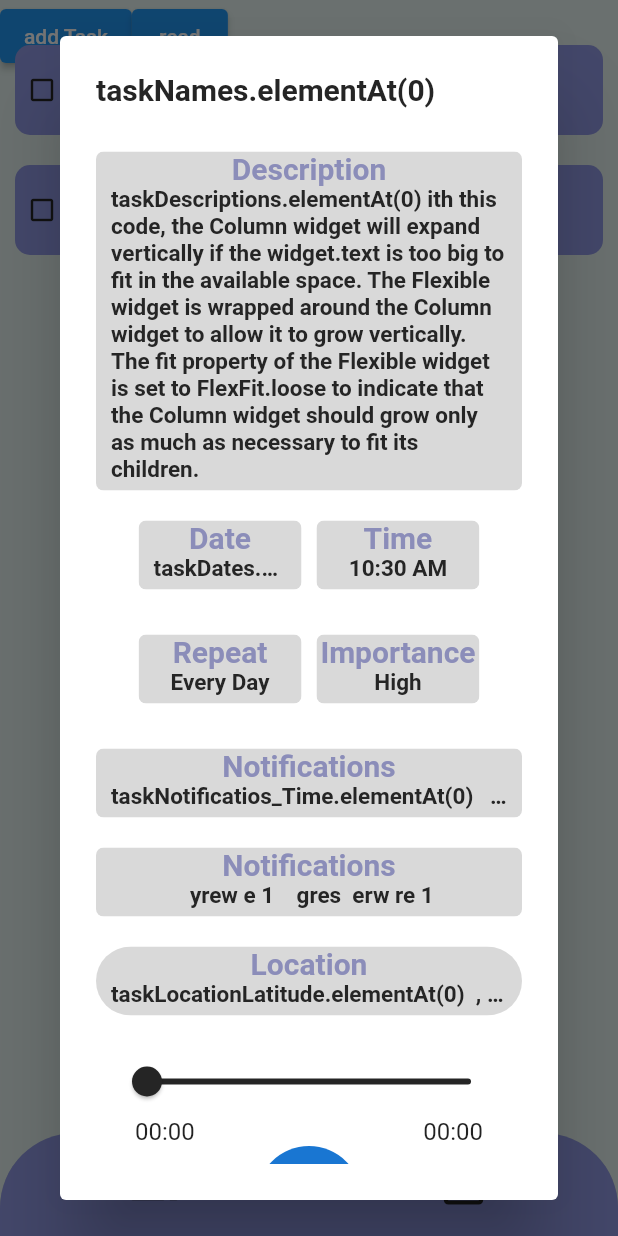
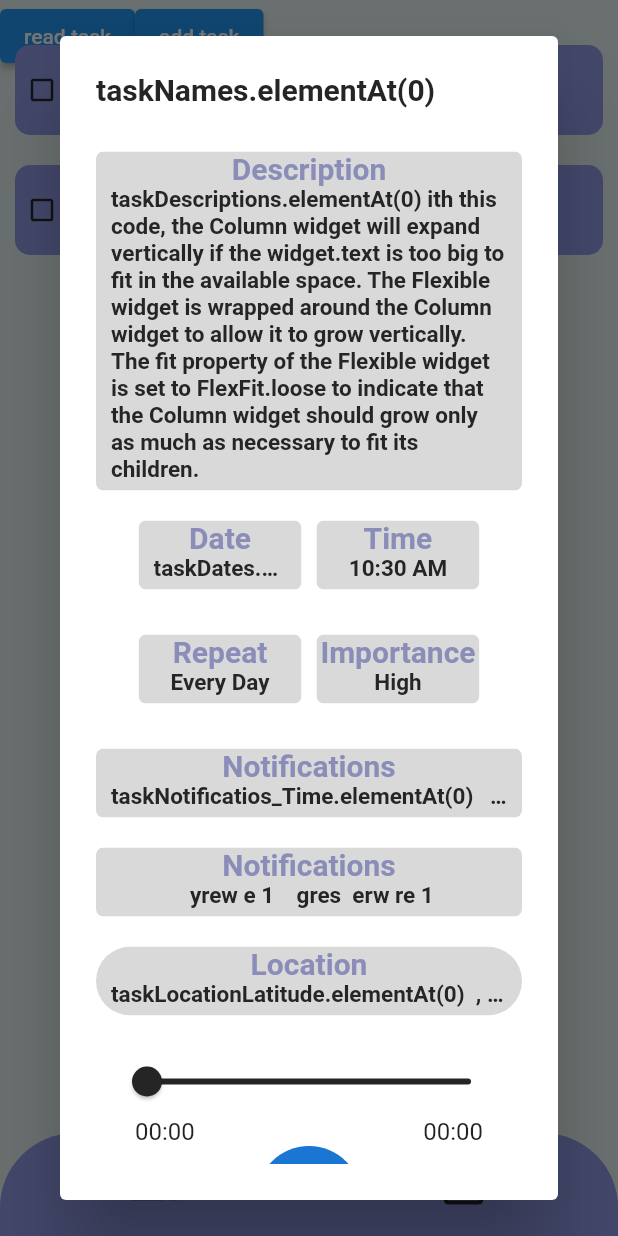
Before and after one commit to ntua-el19877/Flutter-Atrax, a Flutter app: the CalendarPage screen opened by its route, after a tap on "taskNames.elementAt(0)", on a phone screen of 412 x 824 dp. Run offline on Flutter 3.47's test engine with Material 2 defaults, Android fonts, the phone set to English and light mode, and no system bars; our stand-ins replace audioplayers, geolocator, hive, hive_flutter, shared_preferences, table_calendar; missing offline and left inert: maps_launcher; accounts and stored records are empty.

Commit message:
getting typeId 32 error

```diff
--- a/lib/main.dart
+++ b/lib/main.dart
@@ -10,27 +10,31 @@ void main() async {
   // Initialize hive
   await Hive.initFlutter();
 
-  //open box(database)
-  var box = await Hive.openBox('mybox');
-
   //showing hive how to read/write Task
   Hive.registerAdapter(TaskAdapter());
 
+  //open box(database)
+  var box = await Hive.openBox('mybox');
+  box.clear();
+
   SystemChrome.setEnabledSystemUIMode(SystemUiMode.manual,
       overlays: [SystemUiOverlay.top]);
-  runApp(const MyApp());
+  runApp(MyApp(box: box));
 }
 
 class MyApp extends StatelessWidget {
-  const MyApp({super.key});
+  final Box box;
 
-  // This widget is the root of your application..
+  const MyApp({Key? key, required this.box}) : super(key: key);
+
   @override
   Widget build(BuildContext context) {
-    return const MaterialApp(
-      debugShowCheckedModeBanner: false,
+    return MaterialApp(
+      title: 'My App',
       initialRoute: RouteManager.mainpage,
-      onGenerateRoute: RouteManager.generateRoute,
+      onGenerateRoute: (settings) {
+        return RouteManager.generateRoute(settings, box: box);
+      },
     );
   }
 }
--- a/lib/pages/HomePage.dart
+++ b/lib/pages/HomePage.dart
@@ -24,6 +24,10 @@ List<String> taskPhoto = [];
 List<List<String>> taskFriends = [];
 
 class MainPage extends StatefulWidget {
+  final Box box;
+
+  const MainPage({Key? key, required this.box}) : super(key: key);
+
   @override
   _MainPageState createState() => _MainPageState();
 }
@@ -113,6 +117,7 @@ class _MainPageState extends State<MainPage> {
   @override
   void initState() {
     super.initState();
+    // Hive.registerAdapter(TaskAdapter());
 
     // readJson();
   }
@@ -120,6 +125,7 @@ class _MainPageState extends State<MainPage> {
   bool isPlaying = false;
   @override
   Widget build(BuildContext context) {
+    final _mybox = widget.box;
     final screenHeight = MediaQuery.of(context).size.height;
     double screenWidth = MediaQuery.of(context).size.width;
     final bottomNavBarHeight = (screenHeight / 12);
@@ -149,9 +155,17 @@ class _MainPageState extends State<MainPage> {
               children: [
                 ElevatedButton(
                     onPressed: () {
-                      setState(() {});
+                      setState(() {
+                        final _mytask = _mybox.get('mytask');
+                        if (_mytask != null) {
+                          print(
+                              _mytask.name); // will print the name of the task
+                        } else {
+                          print('No task found!');
+                        }
+                      });
                     },
-                    child: Text("add Task")),
+                    child: Text("read task")),
                 ElevatedButton(
                     onPressed: () {
                       setState(() {
@@ -176,10 +190,19 @@ class _MainPageState extends State<MainPage> {
                           photoFilePath: '/path/to/photo',
                           friendName: ['John', 'Jane'],
                         );
-                        // box.put('mytask', task);
+                        final _mytask = _mybox.get('mytask');
+                        int itemCount;
+                        if (_mytask != null) {
+                          itemCount = _mybox.length;
+                        } else {
+                          itemCount = 0;
+                        }
+                        _mybox.put("mytask$itemCount", task);
+
+                        print('Number of items in my box: $itemCount');
                       });
                     },
-                    child: Text("read")),
+                    child: Text("add task")),
               ],
             )),
             Center(
--- a/lib/routes/routes.dart
+++ b/lib/routes/routes.dart
@@ -1,4 +1,5 @@
 import 'package:flutter/material.dart';
+import 'package:hive/hive.dart';
 
 import '../pages/HomePage.dart';
 import '../pages/SecondPage.dart';
@@ -15,10 +16,11 @@ class RouteManager {
   static const String addtaskpage = '/addtaskpage';
   static const String friendspage = '/friendspage';
 
-  static Route<dynamic> generateRoute(RouteSettings settings) {
+  static Route<dynamic> generateRoute(RouteSettings settings,
+      {required Box box}) {
     switch (settings.name) {
       case mainpage:
-        return MaterialPageRoute(builder: (context) => MainPage());
+        return MaterialPageRoute(builder: (context) => MainPage(box: box));
 
       case secondpage:
         return MaterialPageRoute(builder: (context) => SecondPage());
@@ -32,7 +34,7 @@ class RouteManager {
         return MaterialPageRoute(builder: (context) => AddTaskPage());
 
       case friendspage:
-        return MaterialPageRoute(builder: (context)=> FriendsPage());
+        return MaterialPageRoute(builder: (context) => FriendsPage());
 
       default:
         throw const FormatException('Route not found');
```
